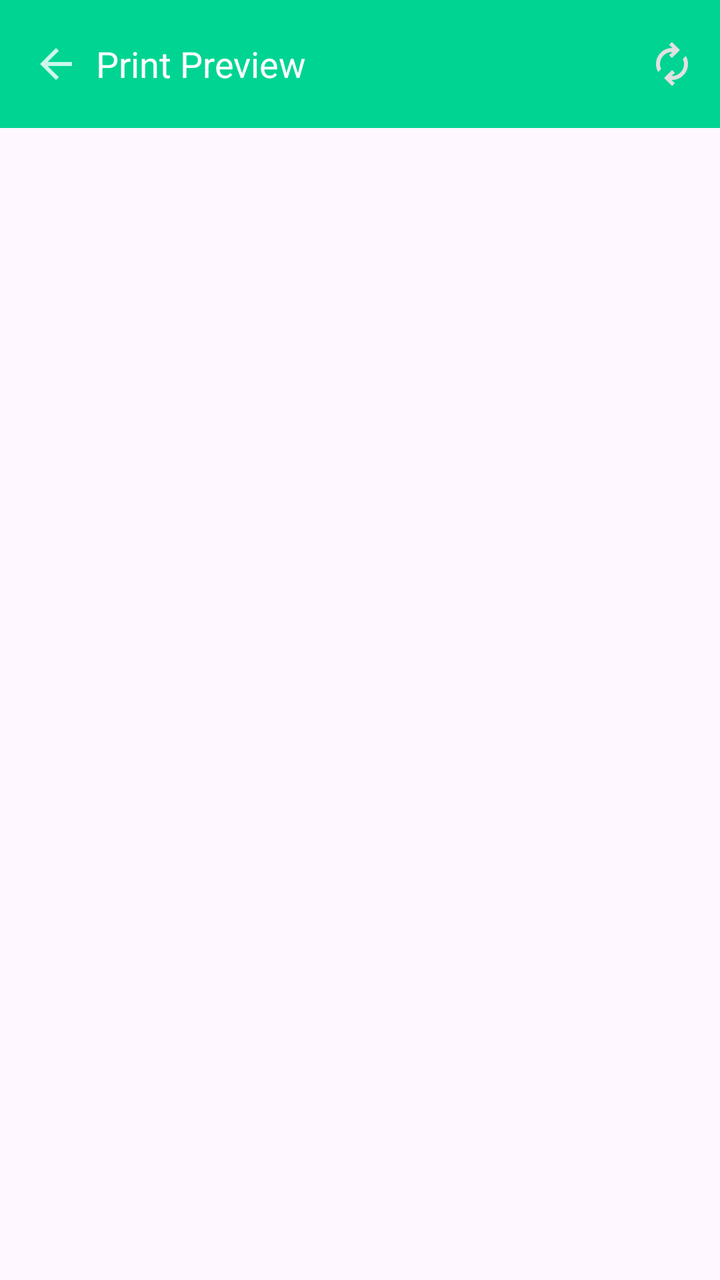
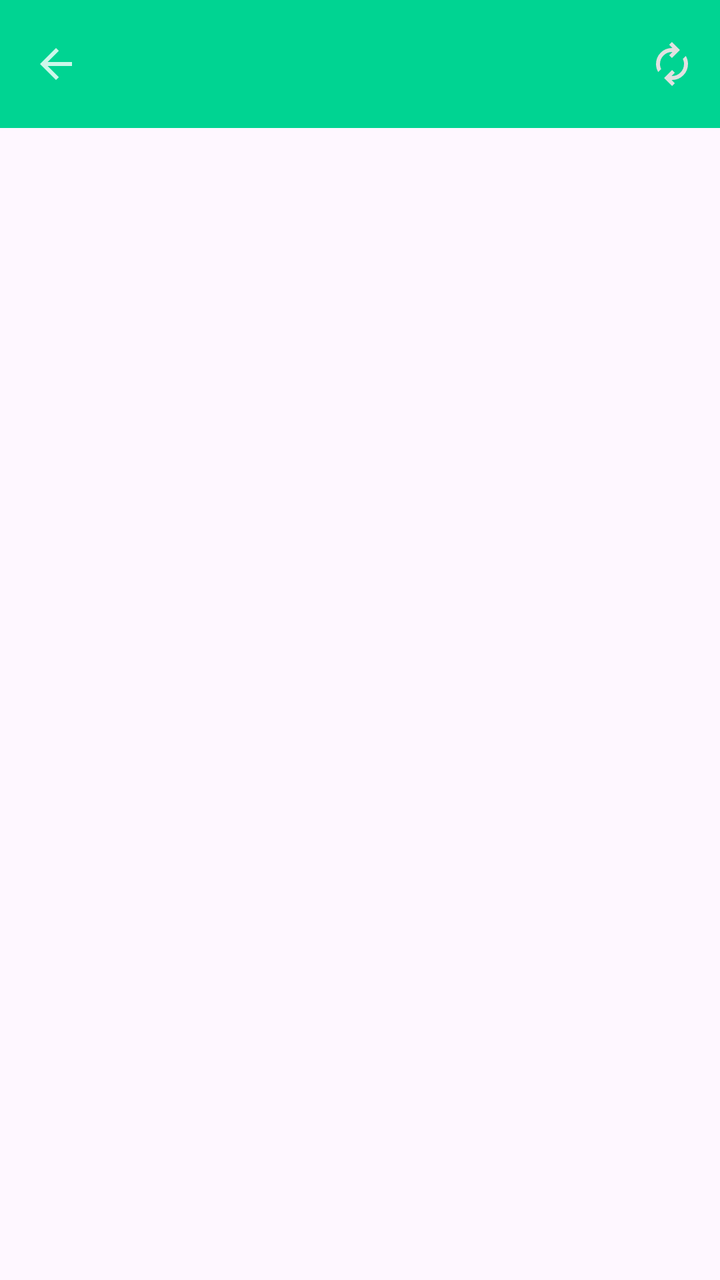

Compare the two renders of this Android layout. The source of the first and the diff that turns it into the second are given below.
<!-- AndroidManifest.xml: application theme Theme.MyApplication -->
<!-- res/layout/activity_printer_list.xml -->
<?xml version="1.0" encoding="utf-8"?>
<LinearLayout
    xmlns:android="http://schemas.android.com/apk/res/android"
    xmlns:app="http://schemas.android.com/apk/res-auto"
    xmlns:tools="http://schemas.android.com/tools"
    android:orientation="vertical"
    android:layout_width="match_parent"
    android:layout_height="match_parent">

    
    <com.google.android.material.appbar.AppBarLayout
        android:layout_width="match_parent"
        android:layout_height="wrap_content">

        <com.google.android.material.appbar.MaterialToolbar
            android:id="@+id/toolbar"
            android:layout_width="match_parent"
            android:layout_height="?attr/actionBarSize"
            android:background="?attr/colorPrimary"
            app:titleTextColor="?attr/colorOnPrimary"
            app:menu="@menu/refresh_printer_menu" >
            <ImageView
                android:id="@+id/btnBack"
                android:layout_width="wrap_content"
                android:layout_height="wrap_content"
                android:src="@drawable/ic_back"
                android:layout_marginRight="8dp"
                android:contentDescription="back" />
            <TextView
                android:layout_width="wrap_content"
                android:layout_height="wrap_content"
                android:text="Print Preview"
                android:textSize="18sp"
                android:textColor="@color/white"/>
        </com.google.android.material.appbar.MaterialToolbar>


    </com.google.android.material.appbar.AppBarLayout>

    <Button
        android:id="@+id/btnScan"
        android:text="Show Paired Printers"
        android:layout_width="match_parent"
        android:layout_height="wrap_content"
        android:visibility="gone"/>

    <ListView
        android:id="@+id/listView"
        android:layout_width="match_parent"
        android:layout_height="wrap_content"/>
</LinearLayout>
<!-- resources referenced by this layout -->
<resources>
  <color name="white">#FFFFFFFF</color>
  <!-- drawable ic_back (drawable-anydpi) -->
  <vector xmlns:android="http://schemas.android.com/apk/res/android"
      android:width="24dp"
      android:height="24dp"
      android:viewportWidth="960"
      android:viewportHeight="960"
      android:tint="#FFFFFF"
      android:alpha="0.8"
      android:autoMirrored="true">
    <path
        android:fillColor="@android:color/white"
        android:pathData="M313,520L537,744L480,800L160,480L480,160L537,216L313,440L800,440L800,520L313,520Z"/>
  </vector>
  <style name="Theme.MyApplication" parent="Theme.Material3.DayNight.NoActionBar">
  
          
          <item name="colorPrimary">@color/md_primary</item>
          <item name="colorOnPrimary">@color/md_on_primary</item>
  
          
          <item name="colorSurface">@color/md_surface</item>
          <item name="colorOnSurface">@color/md_on_surface</item>
  
          
          <item name="android:statusBarColor">@color/md_primary</item>
          <item name="android:windowLightStatusBar">false</item>
  
      </style>
  <color name="md_primary">#00d492</color>
  <color name="md_on_primary">#FFFFFF</color>
  <color name="md_surface">#6750A4</color>
  <color name="md_on_surface">#FFFFFF</color>
</resources>

<!-- the commit's change to res/layout/activity_printer_list.xml (unified diff, before → after) -->
@@ -2,7 +2,6 @@
 <LinearLayout
     xmlns:android="http://schemas.android.com/apk/res/android"
     xmlns:app="http://schemas.android.com/apk/res-auto"
-    xmlns:tools="http://schemas.android.com/tools"
     android:orientation="vertical"
     android:layout_width="match_parent"
     android:layout_height="match_parent">
@@ -25,11 +24,11 @@
                 android:layout_height="wrap_content"
                 android:src="@drawable/ic_back"
                 android:layout_marginRight="8dp"
-                android:contentDescription="back" />
+                android:contentDescription="@string/back" />
             <TextView
                 android:layout_width="wrap_content"
                 android:layout_height="wrap_content"
-                android:text="Print Preview"
+                android:text=""
                 android:textSize="18sp"
                 android:textColor="@color/white"/>
         </com.google.android.material.appbar.MaterialToolbar>
<!-- resource entries referenced after the edit -->
@@ -14,6 +14,7 @@
         android:fillColor="@android:color/white"
         android:pathData="M313,520L537,744L480,800L160,480L480,160L537,216L313,440L800,440L800,520L313,520Z"/>
   </vector>
+  <string name="back">back</string>
   <style name="Theme.MyApplication" parent="Theme.Material3.DayNight.NoActionBar">
   
           
